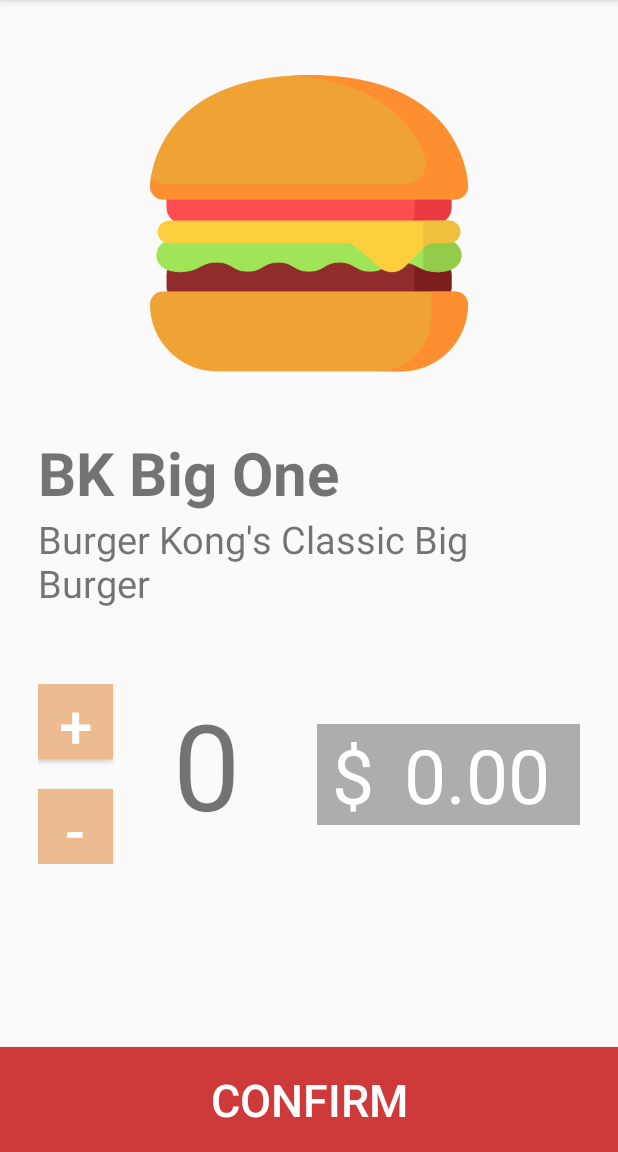
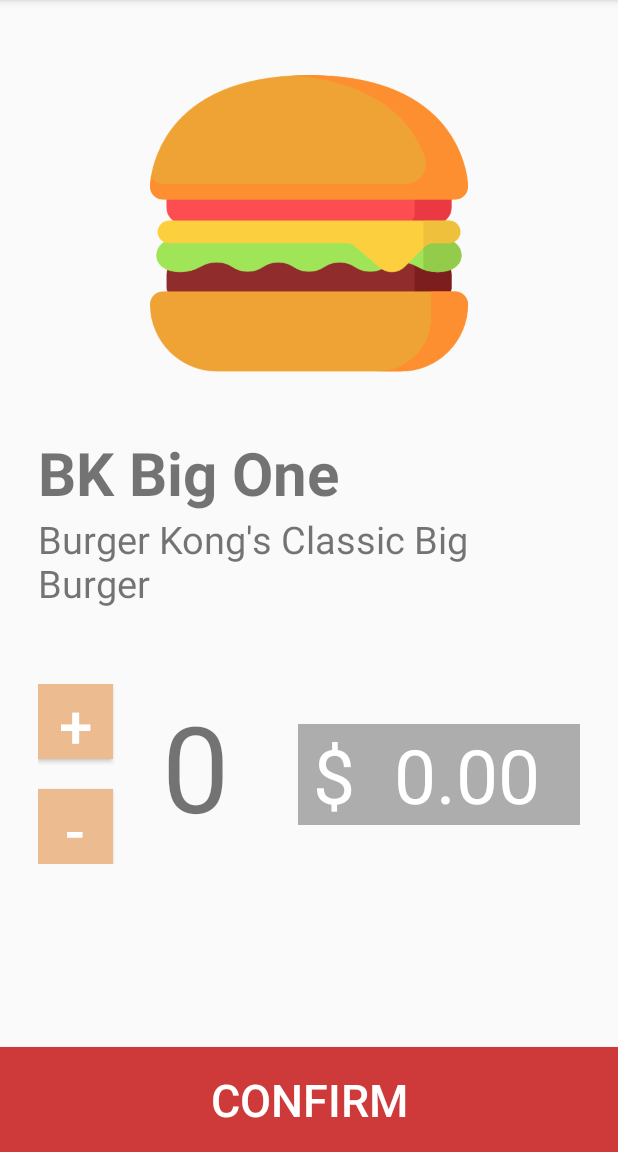
Before and after one commit to nicky951/AssignmentTwo, an Android app: the screen it shows after launch (ItemDetail), after a tap on "BK Big One", on a phone screen of 412 x 824 dp, the part 84-1236 px from its top. Run offline under Robolectric (Android 15) with nearby library versions, the light colour scheme and no system bars.

Commit message:
fixed text sizing bug for smaller displays, text now auto resizes

```diff
--- a/app/src/main/res/layout/item_detailed.xml
+++ b/app/src/main/res/layout/item_detailed.xml
@@ -87,26 +87,35 @@
 
         <TextView
             android:id="@+id/itemquantity"
-            android:layout_width="wrap_content"
-            android:layout_height="wrap_content"
+            android:layout_width="50dp"
+            android:layout_height="110dp"
             android:text="0"
             android:textSize="80sp"
-            android:layout_marginStart="40dp"
+            app:autoSizeTextType="uniform"
+            app:autoSizeMaxTextSize="80sp"
+            app:autoSizeMinTextSize="10sp"
+            app:autoSizeStepGranularity="2sp"
+            android:layout_marginStart="30dp"
+            android:gravity="center"
             app:layout_constraintStart_toEndOf="@id/increment"
             app:layout_constraintTop_toTopOf="parent">
         </TextView>
 
         <TextView
             android:id="@+id/total"
-            android:layout_width="wrap_content"
-            android:layout_height="wrap_content"
-            android:textSize="50sp"
+            android:layout_width="150dp"
+            android:layout_height="67dp"
             android:text="0.00"
             android:textColor="#FFFFFF"
             android:background="#ADADAD"
             android:layout_marginEnd="25dp"
             android:paddingStart="20sp"
             android:paddingEnd="20sp"
+            android:gravity="center"
+            app:autoSizeTextType="uniform"
+            app:autoSizeMaxTextSize="50sp"
+            app:autoSizeMinTextSize="30sp"
+            app:autoSizeStepGranularity="2sp"
             app:layout_constraintEnd_toEndOf="parent"
             app:layout_constraintTop_toTopOf="parent"
             app:layout_constraintBottom_toBottomOf="parent">
--- a/app/src/main/res/layout/itemsummary.xml
+++ b/app/src/main/res/layout/itemsummary.xml
@@ -22,7 +22,7 @@
 
     <TextView
         android:id="@+id/itemnamesummary"
-        android:layout_width="wrap_content"
+        android:layout_width="140sp"
         android:layout_height="wrap_content"
         android:text="Name of Item Here"
         android:layout_marginStart="25sp"
```
Also changed, not shown: app/src/main/res/layout/ordersummary.xml (+15 -6 lines), 10 other files.
